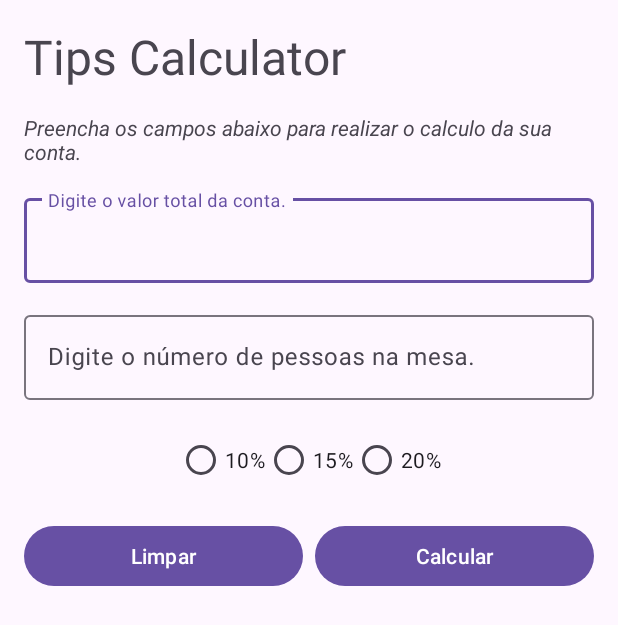
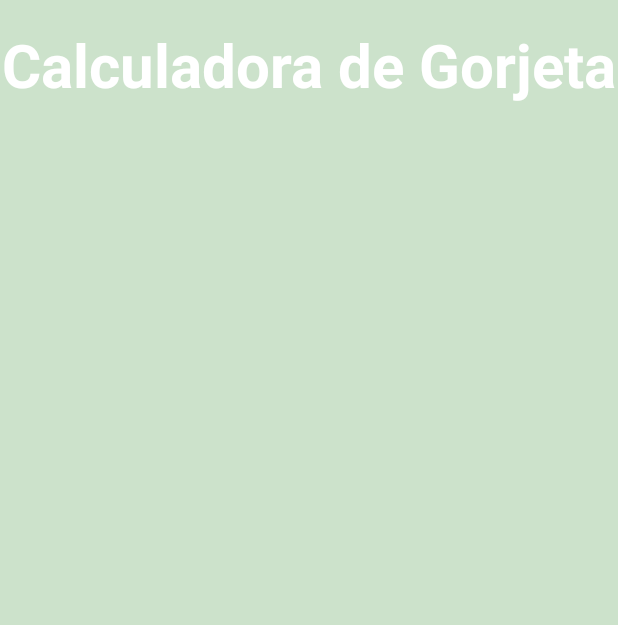
Before and after one commit to xCarolineBraga/AppGorjeta, an Android app: the screen it shows after launch (MainActivity), on a phone screen of 412 x 824 dp. Shown: the top 625 px of the screen. Run offline under Robolectric (Android 15) with nearby library versions, the phone set to English and light mode, and no system bars.

Commit message:
- implementação de nova tela - criação de background inicial

```diff
--- a/app/src/main/AndroidManifest.xml
+++ b/app/src/main/AndroidManifest.xml
@@ -13,6 +13,9 @@
         android:theme="@style/Theme.AppGorjetaI"
         tools:targetApi="31">
         <activity
+            android:name=".Recebimento_Dados"
+            android:exported="false" />
+        <activity
             android:name=".MainActivity"
             android:exported="true">
             <intent-filter>
--- a/app/src/main/java/com/example/appgorjetai/MainActivity.kt
+++ b/app/src/main/java/com/example/appgorjetai/Recebimento_Dados.kt
@@ -8,10 +8,10 @@ import androidx.core.view.ViewCompat
 import androidx.core.view.WindowInsetsCompat
 import com.google.android.material.textfield.TextInputEditText
 
-class MainActivity : AppCompatActivity() {
+class Recebimento_Dados : AppCompatActivity() {
     override fun onCreate(savedInstanceState: Bundle?) {
         super.onCreate(savedInstanceState)
-        setContentView(R.layout.activity_main)
+        setContentView(R.layout.activity_recebimento_dados)
 
         // Valor total conta
         // número de pessoas
@@ -21,7 +21,7 @@ class MainActivity : AppCompatActivity() {
         // Limpar
 
         // Recuperar as views do layout
-         // FindViewById
+        // FindViewById
         //ViewBinding
 
         val edtTotal = findViewById<TextInputEditText>(R.id.tie_total)
@@ -38,4 +38,5 @@ class MainActivity : AppCompatActivity() {
 
 
     }
+
 }
--- /dev/null
+++ b/app/src/main/java/com/example/appgorjetai/Tela_Inicial.kt
@@ -0,0 +1,13 @@
+package com.example.appgorjetai
+
+import android.os.Bundle
+import android.widget.Button
+import androidx.appcompat.app.AppCompatActivity
+import com.google.android.material.textfield.TextInputEditText
+
+class MainActivity : AppCompatActivity() {
+    override fun onCreate(savedInstanceState: Bundle?) {
+        super.onCreate(savedInstanceState)
+        setContentView(R.layout.activity_tela_inicial)
+    }
+}
--- /dev/null
+++ b/app/src/main/res/drawable/background_tela_inicial.xml
@@ -0,0 +1,4 @@
+<?xml version="1.0" encoding="utf-8"?>
+<shape xmlns:android="http://schemas.android.com/apk/res/android">
+    <solid android:color="@color/tom_1"
+</shape>
--- a/app/src/main/res/layout/activity_main.xml
+++ /dev/null
@@ -1,128 +0,0 @@
-<?xml version="1.0" encoding="utf-8"?>
-<androidx.constraintlayout.widget.ConstraintLayout xmlns:android="http://schemas.android.com/apk/res/android"
-    xmlns:app="http://schemas.android.com/apk/res-auto"
-    android:layout_width="match_parent"
-    android:layout_height="match_parent">
-
-    <TextView
-        android:id="@+id/tv_title"
-        android:layout_width="match_parent"
-        android:layout_height="wrap_content"
-        android:layout_margin="16dp"
-        android:text="Tips Calculator"
-        android:textSize="32sp"
-        app:layout_constraintEnd_toEndOf="parent"
-        app:layout_constraintStart_toStartOf="parent"
-        app:layout_constraintTop_toTopOf="parent" />
-
-    <TextView
-        android:id="@+id/tv_subtitle"
-        android:layout_width="match_parent"
-        android:layout_height="wrap_content"
-        android:layout_margin="16dp"
-        android:text="Preencha os campos abaixo para realizar o calculo da sua conta."
-        android:textStyle="italic"
-        app:layout_constraintEnd_toEndOf="parent"
-        app:layout_constraintStart_toStartOf="parent"
-        app:layout_constraintTop_toBottomOf="@+id/tv_title" />
-
-    <com.google.android.material.textfield.TextInputLayout
-        android:id="@+id/til_total"
-        android:layout_width="match_parent"
-        android:layout_height="wrap_content"
-        android:layout_margin="16dp"
-        app:layout_constraintEnd_toEndOf="parent"
-        app:layout_constraintStart_toStartOf="parent"
-        app:layout_constraintTop_toBottomOf="@+id/tv_subtitle">
-
-        <com.google.android.material.textfield.TextInputEditText
-            android:id="@+id/tie_total"
-            android:layout_width="match_parent"
-            android:layout_height="match_parent"
-            android:hint="Digite o valor total da conta."
-            android:inputType="numberDecimal" />
-
-    </com.google.android.material.textfield.TextInputLayout>
-
-    <com.google.android.material.textfield.TextInputLayout
-        android:id="@+id/til_number_of_people"
-        android:layout_width="match_parent"
-        android:layout_height="wrap_content"
-        android:layout_margin="16dp"
-        app:layout_constraintEnd_toEndOf="parent"
-        app:layout_constraintStart_toStartOf="parent"
-        app:layout_constraintTop_toBottomOf="@+id/til_total">
-
-        <com.google.android.material.textfield.TextInputEditText
-            android:id="@+id/tie_num_people"
-            android:layout_width="match_parent"
-            android:layout_height="match_parent"
-            android:hint="Digite o número de pessoas na mesa."
-            android:inputType="number"/>
-
-    </com.google.android.material.textfield.TextInputLayout>
-
-    <RadioGroup
-        android:id="@+id/rg_percentage"
-        android:layout_width="match_parent"
-        android:layout_height="wrap_content"
-        android:orientation="horizontal"
-        android:gravity="center_horizontal"
-        android:layout_marginTop="16dp"
-        android:layout_marginStart="16dp"
-        android:layout_marginEnd="16dp"
-        app:layout_constraintEnd_toEndOf="@+id/til_number_of_people"
-        app:layout_constraintStart_toStartOf="@+id/til_number_of_people"
-        app:layout_constraintTop_toBottomOf="@+id/til_number_of_people">
-
-        <RadioButton
-            android:id="@+id/rb_option_one"
-            android:layout_width="wrap_content"
-            android:layout_height="wrap_content"
-            android:text="10%"/>
-        <RadioButton
-            android:id="@+id/rb_option_two"
-            android:layout_width="wrap_content"
-            android:layout_height="wrap_content"
-            android:text="15%"/>
-        <RadioButton
-            android:id="@+id/rb_option_three"
-            android:layout_width="wrap_content"
-            android:layout_height="wrap_content"
-            android:text="20%"/>
-
-    </RadioGroup>
-
-    <Button
-        android:id="@+id/btn_clean"
-        android:layout_width="0dp"
-        android:layout_height="wrap_content"
-        android:layout_marginTop="16dp"
-        android:layout_marginEnd="4dp"
-        android:text="Limpar"
-        app:layout_constraintEnd_toStartOf="@+id/vertical_guideline"
-        app:layout_constraintStart_toStartOf="@+id/til_number_of_people"
-        app:layout_constraintTop_toBottomOf="@+id/rg_percentage" />
-
-    <androidx.constraintlayout.widget.Guideline
-        android:id="@+id/vertical_guideline"
-        android:layout_width="wrap_content"
-        android:layout_height="wrap_content"
-        android:orientation="vertical"
-        app:layout_constraintGuide_percent="0.5"/>
-
-
-
-    <Button
-        android:id="@+id/btn_done"
-        android:layout_width="0dp"
-        android:layout_height="wrap_content"
-        android:layout_marginTop="16dp"
-        android:layout_marginStart="4dp"
-        android:text="Calcular"
-        app:layout_constraintEnd_toEndOf="@+id/til_number_of_people"
-        app:layout_constraintStart_toEndOf="@+id/vertical_guideline"
-        app:layout_constraintTop_toBottomOf="@+id/rg_percentage" />
-
-
-</androidx.constraintlayout.widget.ConstraintLayout>
--- /dev/null
+++ b/app/src/main/res/layout/activity_tela_inicial.xml
@@ -0,0 +1,27 @@
+<?xml version="1.0" encoding="utf-8"?>
+<androidx.constraintlayout.widget.ConstraintLayout xmlns:android="http://schemas.android.com/apk/res/android"
+    xmlns:app="http://schemas.android.com/apk/res-auto"
+    xmlns:tools="http://schemas.android.com/tools"
+    android:id="@+id/main"
+    android:layout_width="match_parent"
+    android:layout_height="match_parent"
+    tools:context=".Recebimento_Dados"
+    android:background="@color/tom_1">
+
+    <TextView
+        android:layout_width="wrap_content"
+        android:layout_height="wrap_content"
+        android:text="Calculadora de Gorjeta"
+        android:textColor="@color/white"
+        android:textSize="40sp"
+        android:textStyle="bold"
+        android:layout_margin="16dp"
+        app:layout_constraintEnd_toEndOf="parent"
+        app:layout_constraintStart_toStartOf="parent"
+        app:layout_constraintTop_toTopOf="parent">
+
+    </TextView>
+
+
+
+</androidx.constraintlayout.widget.ConstraintLayout>
--- a/app/src/main/res/values/colors.xml
+++ b/app/src/main/res/values/colors.xml
@@ -2,4 +2,10 @@
 <resources>
     <color name="black">#FF000000</color>
     <color name="white">#FFFFFFFF</color>
+
+    <color name="tom_1">#CCE2CB</color>
+    <color name="tom_2">#B6CFB6</color>
+    <color name="tom_3">#97C1A9</color>
+    <color name="neutro">#FFF9E2</color>
+
 </resources>
```
Also changed, not shown: app/src/main/res/layout/activity_recebimento_dados.xml (added, +128 -0 lines).
